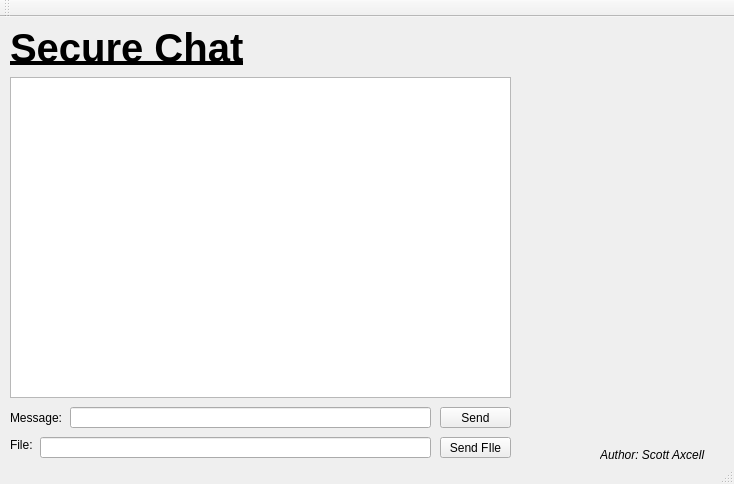
This is securechat.ui in scottaxcell/SecureChat as Qt 5 draws it before an edit. The edited form follows.
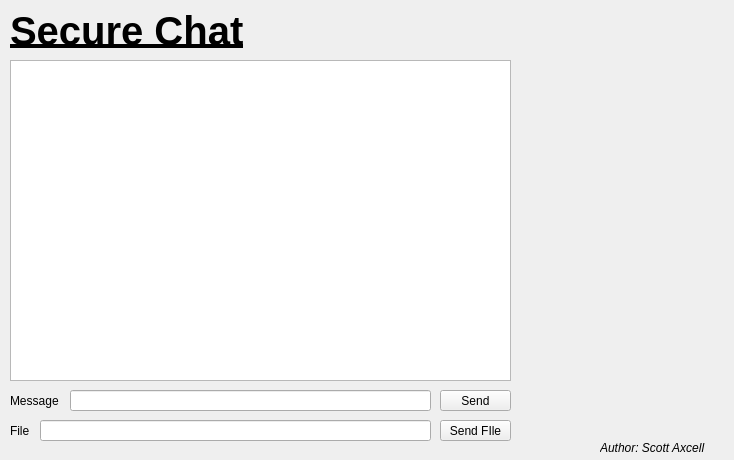
This is the edited form. Icons and pictures are not drawn.

Commit message: GUI cleanup and fix make instruction for linux

The edit to the form file:
```diff
--- a/securechat.ui
+++ b/securechat.ui
@@ -7,7 +7,7 @@
     <x>0</x>
     <y>0</y>
     <width>734</width>
-    <height>484</height>
+    <height>460</height>
    </rect>
   </property>
   <property name="windowTitle">
@@ -55,12 +55,12 @@
      <rect>
       <x>10</x>
       <y>390</y>
-      <width>61</width>
+      <width>71</width>
       <height>21</height>
      </rect>
     </property>
     <property name="text">
-     <string>Message:</string>
+     <string>Message</string>
     </property>
    </widget>
    <widget class="QLineEdit" name="fileLineEdit">
@@ -79,11 +79,11 @@
       <x>10</x>
       <y>420</y>
       <width>59</width>
-      <height>16</height>
+      <height>21</height>
      </rect>
     </property>
     <property name="text">
-     <string>File:</string>
+     <string>File</string>
     </property>
    </widget>
    <widget class="QPushButton" name="sendFileButton">
@@ -143,7 +143,7 @@
     <property name="geometry">
      <rect>
       <x>600</x>
-      <y>430</y>
+      <y>440</y>
       <width>131</width>
       <height>16</height>
      </rect>
@@ -158,15 +158,6 @@
     </property>
    </widget>
   </widget>
-  <widget class="QToolBar" name="mainToolBar">
-   <attribute name="toolBarArea">
-    <enum>TopToolBarArea</enum>
-   </attribute>
-   <attribute name="toolBarBreak">
-    <bool>false</bool>
-   </attribute>
-  </widget>
-  <widget class="QStatusBar" name="statusBar"/>
  </widget>
  <layoutdefault spacing="6" margin="11"/>
  <resources>
```
The commit also changes 1 other file.
